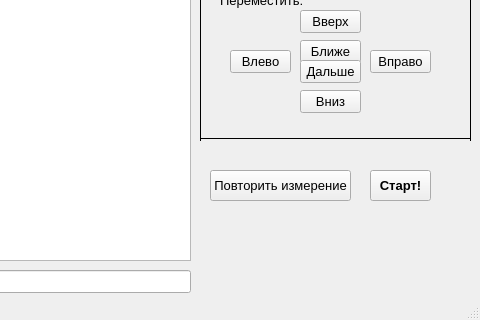
Above: Coursework/coursework/mainwindow.ui from Bryanskaya/TimeIsOfTheEssence before the change; both pictures show x 430 to 910 and y 330 to 650 of the 910 by 650 pixel window. Below: the same form after it.
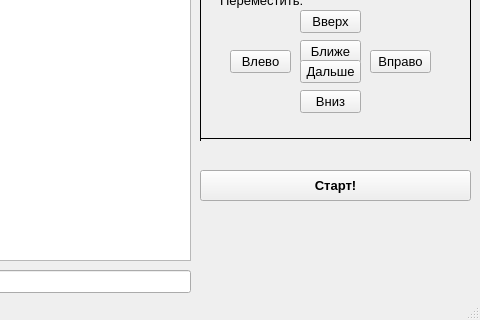
That is the form after the change.

Commit message: DELETED: useless button

Patch:
```diff
--- a/Coursework/coursework/mainwindow.ui
+++ b/Coursework/coursework/mainwindow.ui
@@ -158,9 +158,9 @@
    <widget class="QPushButton" name="Start">
     <property name="geometry">
      <rect>
-      <x>800</x>
+      <x>630</x>
       <y>500</y>
-      <width>61</width>
+      <width>271</width>
       <height>31</height>
      </rect>
     </property>
@@ -175,26 +175,6 @@
      <string>Старт!</string>
     </property>
    </widget>
-   <widget class="QPushButton" name="Repeat">
-    <property name="geometry">
-     <rect>
-      <x>640</x>
-      <y>500</y>
-      <width>141</width>
-      <height>31</height>
-     </rect>
-    </property>
-    <property name="font">
-     <font>
-      <pointsize>10</pointsize>
-      <weight>50</weight>
-      <bold>false</bold>
-     </font>
-    </property>
-    <property name="text">
-     <string>Повторить измерение</string>
-    </property>
-   </widget>
    <widget class="QLabel" name="label_9">
     <property name="geometry">
      <rect>
```
